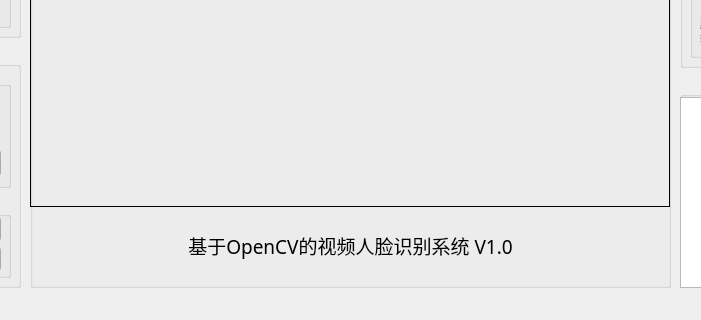
Before: the Qt Designer form ui/Core.ui in winterssy/face_recognition_py, drawn with Qt 5; both pictures show x 150 to 851 and y 303 to 623 of the 1161 by 623 pixel window.
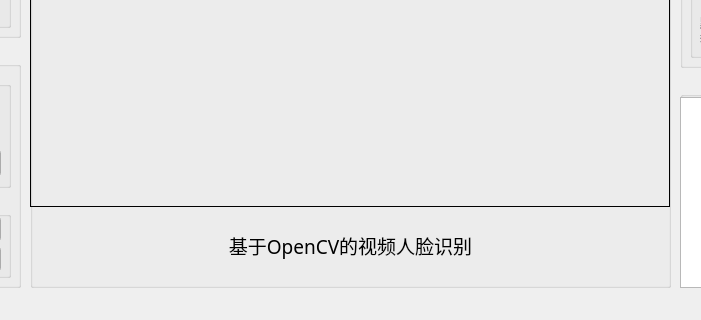
After: the same form once the commit is applied.

Commit message: 优化人脸采集操作逻辑；修正部分代码注释

```diff
--- a/ui/Core.ui
+++ b/ui/Core.ui
@@ -555,7 +555,7 @@
       </font>
      </property>
      <property name="text">
-      <string>基于OpenCV的视频人脸识别系统 V1.0</string>
+      <string>基于OpenCV的视频人脸识别</string>
      </property>
      <property name="alignment">
       <set>Qt::AlignCenter</set>
```
The commit also changes 5 other files.
